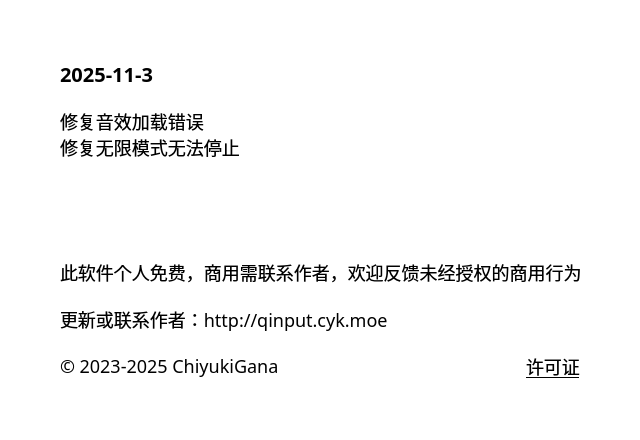
Qt form source/ui/AboutUi.ui (ChiyukiGana/Quickinput) before a commit.
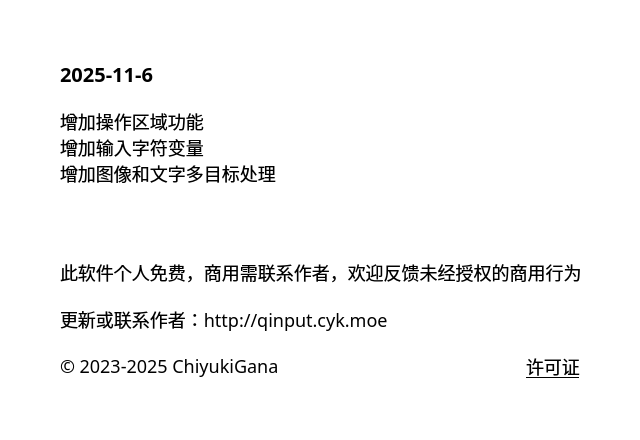
The same form after that commit.

```diff
--- a/source/ui/AboutUi.ui
+++ b/source/ui/AboutUi.ui
@@ -69,7 +69,7 @@
       <string notr="true">font-size:20px</string>
      </property>
      <property name="text">
-      <string>2025-11-3</string>
+      <string>2025-11-6</string>
      </property>
      <property name="textFormat">
       <enum>Qt::TextFormat::PlainText</enum>
@@ -85,8 +85,9 @@
       </sizepolicy>
      </property>
      <property name="text">
-      <string>修复音效加载错误
-修复无限模式无法停止</string>
+      <string>增加操作区域功能
+增加输入字符变量
+增加图像和文字多目标处理</string>
      </property>
      <property name="textFormat">
       <enum>Qt::TextFormat::PlainText</enum>
```
